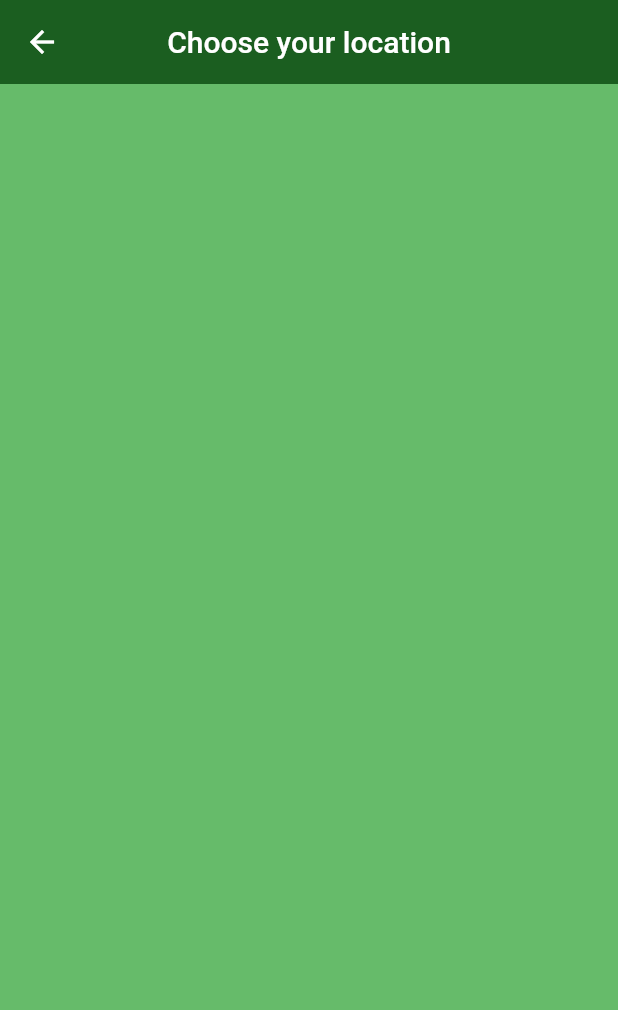
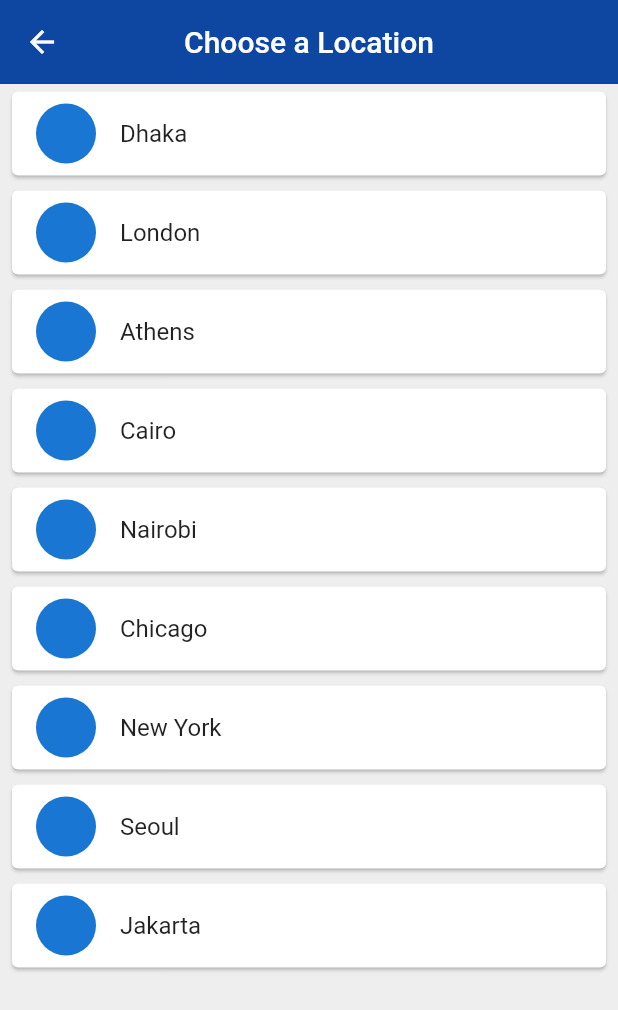
Before and after one commit to hafiztushar/World-Time-App-Flutter, a Flutter app: the ChooseLocation screen opened by its route, on a phone screen of 412 x 824 dp. Shown: the top 1010 px of the screen. Run offline on Flutter 3.47's test engine with Material 2 defaults, Android fonts, the phone set to English and light mode, and no system bars; our stand-ins replace flutter_spinkit; network calls fail.

Commit message:
time_app_done

```diff
--- a/lib/pages/choose_location.dart
+++ b/lib/pages/choose_location.dart
@@ -1,4 +1,5 @@
 import 'package:flutter/material.dart';
+import 'package:world_time_app/services/world_time.dart';
 
 class ChooseLocation extends StatefulWidget {
   @override
@@ -6,16 +7,61 @@ class ChooseLocation extends StatefulWidget {
 }
 
 class _ChooseLocationState extends State<ChooseLocation> {
+  List<WorldTime> locations = [
+    WorldTime(url: 'Asia/Dhaka', location: 'Dhaka', flag: 'bd.png'),
+    WorldTime(url: 'Europe/London', location: 'London', flag: 'uk.png'),
+    WorldTime(url: 'Europe/Berlin', location: 'Athens', flag: 'greece.png'),
+    WorldTime(url: 'Africa/Cairo', location: 'Cairo', flag: 'egypt.png'),
+    WorldTime(url: 'Africa/Nairobi', location: 'Nairobi', flag: 'kenya.png'),
+    WorldTime(url: 'America/Chicago', location: 'Chicago', flag: 'usa.png'),
+    WorldTime(url: 'America/New_York', location: 'New York', flag: 'usa.png'),
+    WorldTime(url: 'Asia/Seoul', location: 'Seoul', flag: 'south_korea.png'),
+    WorldTime(url: 'Asia/Jakarta', location: 'Jakarta', flag: 'indonesia.png'),
+  ];
+
+  void updateTime(index) async {
+    WorldTime instance = locations[index];
+    await instance.getTime();
+    Navigator.pop(context, {
+      'location': instance.location,
+      'time': instance.time,
+      'flag': instance.flag,
+      'isDaytime': instance.isDaytime,
+    });
+  }
+
+  @override
+  void initState() {
+    super.initState();
+  }
+
   @override
   Widget build(BuildContext context) {
     return Scaffold(
-      backgroundColor: Colors.green[400],
+      backgroundColor: Colors.grey[200],
       appBar: AppBar(
-        backgroundColor: Colors.green[900],
-        title: Text('Choose your location'),
+        backgroundColor: Colors.blue[900],
+        title: Text('Choose a Location'),
         centerTitle: true,
         elevation: 0,
       ),
+      body: ListView.builder(
+          itemCount: locations.length,
+          itemBuilder: (context, index) {
+            return Padding(
+              padding:
+                  const EdgeInsets.symmetric(vertical: 1.0, horizontal: 4.0),
+              child: Card(
+                child: ListTile(
+                  onTap: () {
+                    updateTime(index);
+                  },
+                  title: Text(locations[index].location),
+                  leading: CircleAvatar(),
+                ),
+              ),
+            );
+          }),
     );
   }
 }
```
Also changed, not shown: lib/pages/home.dart (+72 -11 lines), lib/pages/loading.dart (+15 -4 lines), lib/services/world_time.dart (+24 -12 lines), pubspec.yaml (+4 -4 lines), assets/day.png (added), assets/night.png (added), pubspec.lock.
